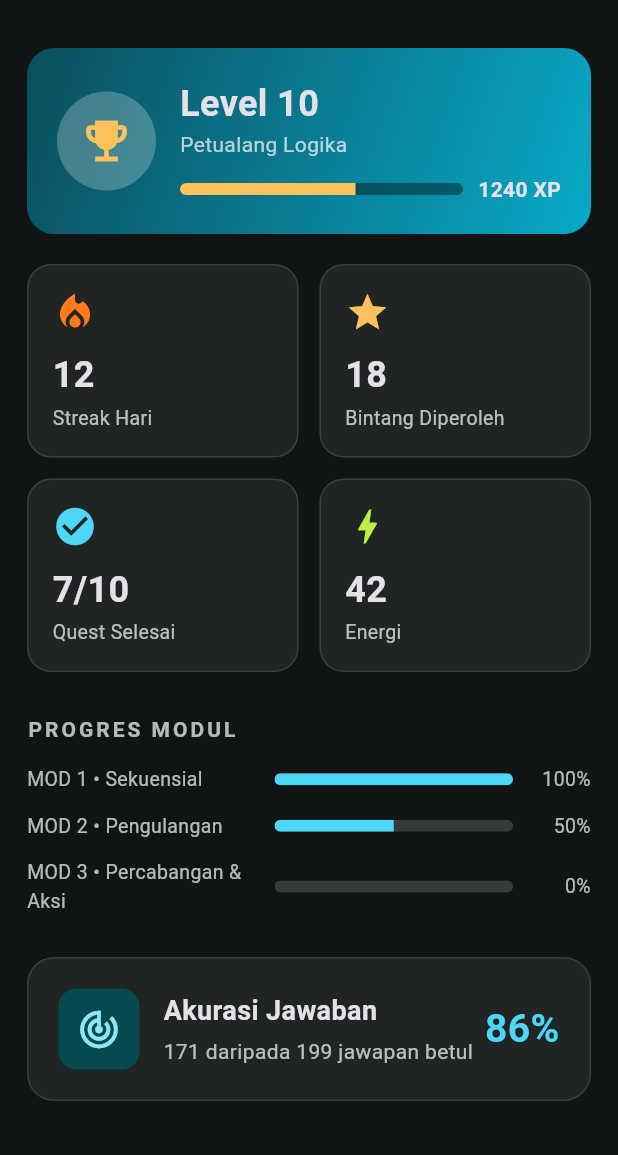
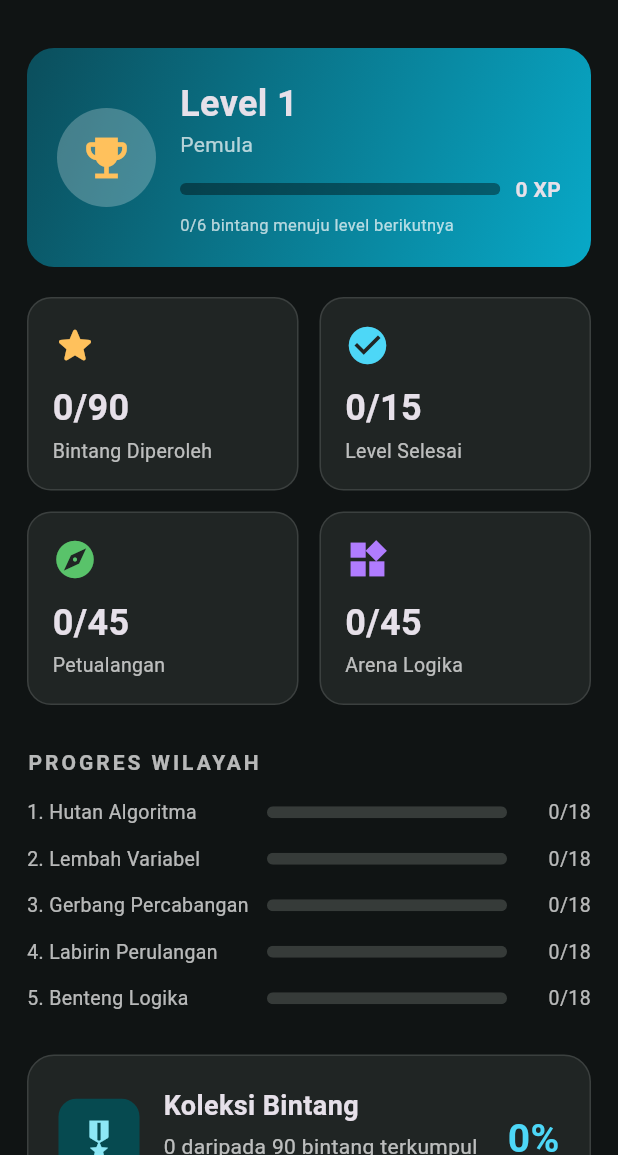
Before and after one commit to Website-3/AlgoQuest-flutter, a Flutter app: the StatisticsPage screen opened directly with empty values, on a phone screen of 412 x 824 dp, the part 81-1236 px from its top. Run offline on Flutter 3.47's test engine with Material 3 defaults, Android fonts, the phone set to English and light mode, and no system bars; our stand-ins replace shared_preferences; accounts and stored records are empty.

Commit message:
feat: persist map progress and show real statistics
- MapProgress now saves/loads stars via shared_preferences (main loads at startup)

- StatisticsPage computed from real progress: level/XP, star totals per mode, per-region bars, star collection %

- Add ?mode=stats preview; tests cover persistence round-trip and mocks

```diff
--- a/lib/main.dart
+++ b/lib/main.dart
@@ -1,8 +1,12 @@
 import 'package:flutter/material.dart';
 
+import 'pages/map_page.dart';
 import 'pages/splash_page.dart';
 
-void main() {
+Future<void> main() async {
+  WidgetsFlutterBinding.ensureInitialized();
+  // Muat progres bintang yang tersimpan sebelum UI tampil.
+  await MapProgress.load();
   runApp(const MyApp());
 }
 
--- a/lib/pages/map_page.dart
+++ b/lib/pages/map_page.dart
@@ -1,4 +1,8 @@
+import 'dart:async';
+import 'dart:convert';
+
 import 'package:flutter/material.dart';
+import 'package:shared_preferences/shared_preferences.dart';
 
 import '../widgets/app_header.dart';
 
@@ -17,7 +21,8 @@ import '../widgets/app_header.dart';
 //   3. Untuk PINDAH ke wilayah berikutnya, SEMUA level di wilayah
 //      ini harus minimal 2 bintang (dari mode mana pun, diambil
 //      yang terbaik).
-//   4. Progres hanya di memori (tidak disimpan ke HP).
+//   4. Progres disimpan ke perangkat (shared_preferences) & dimuat
+//      kembali saat aplikasi dibuka.
 
 /// Dua mode permainan untuk tiap level.
 enum GameMode { adventure, logic }
@@ -91,7 +96,7 @@ const List<GameRegion> gameRegions = <GameRegion>[
 ];
 
 // ============================================================
-// PROGRES (HANYA DI MEMORI)
+// PROGRES (DISIMPAN KE PERANGKAT)
 // ============================================================
 class MapProgress {
   MapProgress._();
@@ -102,6 +107,13 @@ class MapProgress {
   static const int maxStars = 3;
   static const int requiredStars = 2; // syarat pindah wilayah
 
+  /// Kunci penyimpanan di shared_preferences.
+  static const String _prefsKey = 'map_progress_v1';
+
+  /// Sinyal agar UI (mis. halaman Statistik) ikut menyegarkan saat
+  /// progres berubah.
+  static final ValueNotifier<int> revision = ValueNotifier<int>(0);
+
   /// Bintang tiap level & tiap mode.
   /// Index = wilayah * 3 + level. 0 = belum selesai.
   static final List<int> adventureStars = List<int>.filled(totalLevels, 0);
@@ -111,6 +123,58 @@ class MapProgress {
       mode == GameMode.adventure ? adventureStars : logicStars;
 
   static int indexOf(int region, int level) => region * levelsPerRegion + level;
+
+  // ---------- Penyimpanan ----------
+
+  /// Muat progres dari perangkat. Aman dipanggil walau gagal
+  /// (mis. saat pengujian tanpa plugin).
+  static Future<void> load() async {
+    try {
+      final SharedPreferences prefs = await SharedPreferences.getInstance();
+      final String? raw = prefs.getString(_prefsKey);
+      if (raw == null) return;
+      final Object? decoded = jsonDecode(raw);
+      if (decoded is! Map) return;
+      _readInto(adventureStars, decoded['adventure']);
+      _readInto(logicStars, decoded['logic']);
+      revision.value++;
+    } catch (_) {
+      // Abaikan: progres tetap berjalan di memori.
+    }
+  }
+
+  static void _readInto(List<int> target, Object? source) {
+    if (source is! List) return;
+    for (var i = 0; i < target.length && i < source.length; i++) {
+      final Object? value = source[i];
+      if (value is int) target[i] = value.clamp(0, maxStars);
+    }
+  }
+
+  /// Simpan progres. Aman dipanggil walau gagal.
+  static Future<void> save() async {
+    try {
+      final SharedPreferences prefs = await SharedPreferences.getInstance();
+      await prefs.setString(
+        _prefsKey,
+        jsonEncode(<String, Object>{
+          'adventure': adventureStars,
+          'logic': logicStars,
+        }),
+      );
+    } catch (_) {
+      // Abaikan.
+    }
+  }
+
+  /// Hapus seluruh progres dari memori (tidak menghapus penyimpanan).
+  static void reset() {
+    adventureStars.fillRange(0, adventureStars.length, 0);
+    logicStars.fillRange(0, logicStars.length, 0);
+    revision.value++;
+  }
+
+  // ---------- Baca/tulis bintang ----------
 
   /// Bintang mode tertentu.
   static int starsOf(int region, int level, GameMode mode) =>
@@ -126,6 +190,8 @@ class MapProgress {
 
   static void setStars(int region, int level, GameMode mode, int value) {
     _modeList(mode)[indexOf(region, level)] = value.clamp(0, maxStars);
+    revision.value++;
+    unawaited(save());
   }
 
   /// Semua level di wilayah ini sudah >= 2 bintang (mode mana pun)?
@@ -177,6 +243,27 @@ class MapProgress {
       total += s;
     }
     return total;
+  }
+
+  /// Total bintang untuk satu mode saja.
+  static int modeStars(GameMode mode) {
+    var total = 0;
+    for (final int s in _modeList(mode)) {
+      total += s;
+    }
+    return total;
+  }
+
+  /// Bintang maksimum seluruh peta (15 level x 3 bintang x 2 mode = 90).
+  static int maxTotalStars() => totalLevels * maxStars * 2;
+
+  /// Jumlah wilayah yang sudah siap pindah (semua level >= 2 bintang).
+  static int readyRegions() {
+    var count = 0;
+    for (var r = 0; r < regionCount; r++) {
+      if (isRegionReady(r)) count++;
+    }
+    return count;
   }
 }
 
--- a/lib/pages/statistics_page.dart
+++ b/lib/pages/statistics_page.dart
@@ -1,10 +1,14 @@
 import 'package:flutter/material.dart';
+
 import '../widgets/app_header.dart';
 import '../widgets/stat_card.dart';
+import 'map_page.dart';
 
 // ============================================================
-// STATISTICS PAGE
+// STATISTICS PAGE — DATA ASLI DARI PROGRES PEMAIN
 // ============================================================
+// Semua angka di halaman ini dihitung dari MapProgress (bintang
+// yang benar-benar diraih pemain), bukan angka contoh.
 
 class StatisticsPage extends StatelessWidget {
   final bool isEnglish;
@@ -15,6 +19,24 @@ class StatisticsPage extends StatelessWidget {
     required this.isEnglish,
     required this.onLanguageChanged,
   });
+
+  bool get _en => isEnglish;
+
+  /// Nama wilayah tanpa awalan "Wilayah n - " agar muat di kartu.
+  String _regionLabel(int region) {
+    final String name = gameRegions[region].name(_en);
+    final int idx = name.indexOf(' - ');
+    return idx >= 0 ? name.substring(idx + 3) : name;
+  }
+
+  /// Gelar pemain berdasarkan total bintang.
+  String _rank(int total) {
+    if (total >= 70) return _en ? 'Logic Master' : 'Master Logika';
+    if (total >= 40) return _en ? 'Logic Expert' : 'Ahli Logika';
+    if (total >= 15) return _en ? 'Logic Adventurer' : 'Petualang Logika';
+    if (total > 0) return _en ? 'Explorer' : 'Penjelajah';
+    return _en ? 'Beginner' : 'Pemula';
+  }
 
   @override
   Widget build(BuildContext context) {
@@ -28,9 +50,41 @@ class StatisticsPage extends StatelessWidget {
               isEnglish: isEnglish,
               onLanguageChanged: onLanguageChanged,
             ),
+            Expanded(
+              child: ValueListenableBuilder<int>(
+                valueListenable: MapProgress.revision,
+                builder: (BuildContext context, int value, Widget? child) =>
+                    _body(),
+              ),
+            ),
+          ],
+        ),
+      ),
+    );
+  }
 
-            Expanded(
-              child: SingleChildScrollView(
+  Widget _body() {
+    final int total = MapProgress.totalStars();
+    final int maxTotal = MapProgress.maxTotalStars();
+    final int completed = MapProgress.completedLevels();
+    final int advTotal = MapProgress.modeStars(GameMode.adventure);
+    final int logicTotal = MapProgress.modeStars(GameMode.logic);
+    final int maxMode = MapProgress.totalLevels * MapProgress.maxStars;
+    final int readyRegions = MapProgress.readyRegions();
+    final int unlockedRegions = List<int>.generate(
+      MapProgress.regionCount,
+      (int r) => r,
+    ).where(MapProgress.isRegionUnlocked).length;
+
+    // Level & XP diturunkan dari bintang (6 bintang = 1 level).
+    final int level = 1 + total ~/ 6;
+    final int intoLevel = total % 6;
+    final double levelProgress = intoLevel / 6;
+    final int xp = total * 100;
+
+    final int percent = maxTotal == 0 ? 0 : (total / maxTotal * 100).round();
+
+    return SingleChildScrollView(
       padding: const EdgeInsets.fromLTRB(18, 20, 18, 25),
       child: Column(
         crossAxisAlignment: CrossAxisAlignment.start,
@@ -67,20 +121,16 @@ class StatisticsPage extends StatelessWidget {
                   child: Column(
                     crossAxisAlignment: CrossAxisAlignment.start,
                     children: [
-                                const Text(
-                                  'Level 10',
-                                  style: TextStyle(
+                      Text(
+                        '${_en ? 'Level' : 'Level'} $level',
+                        style: const TextStyle(
                           fontSize: 24,
                           fontWeight: FontWeight.bold,
                         ),
                       ),
                       Text(
-                                  isEnglish
-                                      ? 'Logic Adventurer'
-                                      : 'Petualang Logika',
-                                  style: const TextStyle(
-                                    color: Colors.white70,
-                                  ),
+                        _rank(total),
+                        style: const TextStyle(color: Colors.white70),
                       ),
                       const SizedBox(height: 10),
                       Row(
@@ -88,24 +138,34 @@ class StatisticsPage extends StatelessWidget {
                           Expanded(
                             child: ClipRRect(
                               borderRadius: BorderRadius.circular(10),
-                                        child: const LinearProgressIndicator(
-                                          value: 0.62,
+                              child: LinearProgressIndicator(
+                                value: levelProgress,
                                 minHeight: 8,
-                                          backgroundColor: Color(0x66000000),
-                                          valueColor: AlwaysStoppedAnimation(
+                                backgroundColor: const Color(0x66000000),
+                                valueColor: const AlwaysStoppedAnimation(
                                   Color(0xFFFFC15C),
                                 ),
                               ),
                             ),
                           ),
                           const SizedBox(width: 10),
-                                    const Text(
-                                      '1240 XP',
-                                      style: TextStyle(
+                          Text(
+                            '$xp XP',
+                            style: const TextStyle(
                               fontWeight: FontWeight.bold,
                             ),
                           ),
                         ],
+                      ),
+                      const SizedBox(height: 6),
+                      Text(
+                        _en
+                            ? '$intoLevel/6 stars to next level'
+                            : '$intoLevel/6 bintang menuju level berikutnya',
+                        style: const TextStyle(
+                          color: Colors.white70,
+                          fontSize: 11,
+                        ),
                       ),
                     ],
                   ),
@@ -121,23 +181,19 @@ class StatisticsPage extends StatelessWidget {
             children: [
               Expanded(
                 child: StatCard(
-                            icon: Icons.local_fire_department,
-                            iconColor: const Color(0xFFFF7A1A),
-                            value: '12',
-                            label: isEnglish
-                                ? 'Day Streak'
-                                : 'Streak Hari',
+                  icon: Icons.star_rounded,
+                  iconColor: const Color(0xFFFFC15C),
+                  value: '$total/$maxTotal',
+                  label: _en ? 'Stars Earned' : 'Bintang Diperoleh',
                 ),
               ),
               const SizedBox(width: 14),
               Expanded(
                 child: StatCard(
-                            icon: Icons.star,
-                            iconColor: const Color(0xFFFFC15C),
-                            value: '18',
-                            label: isEnglish
-                                ? 'Stars Earned'
-                                : 'Bintang Diperoleh',
+                  icon: Icons.check_circle,
+                  iconColor: const Color(0xFF4DD7F7),
+                  value: '$completed/${MapProgress.totalLevels}',
+                  label: _en ? 'Levels Cleared' : 'Level Selesai',
                 ),
               ),
             ],
@@ -149,21 +205,19 @@ class StatisticsPage extends StatelessWidget {
             children: [
               Expanded(
                 child: StatCard(
-                            icon: Icons.check_circle,
-                            iconColor: const Color(0xFF4DD7F7),
-                            value: '7/10',
-                            label: isEnglish
-                                ? 'Quest Completed'
-                                : 'Quest Selesai',
+                  icon: Icons.explore,
+                  iconColor: const Color(0xFF59C36A),
+                  value: '$advTotal/$maxMode',
+                  label: _en ? 'Adventure' : 'Petualangan',
                 ),
               ),
               const SizedBox(width: 14),
               Expanded(
                 child: StatCard(
-                            icon: Icons.bolt,
-                            iconColor: const Color(0xFFB9F13E),
-                            value: '42',
-                            label: isEnglish ? 'Energy' : 'Energi',
+                  icon: Icons.widgets,
+                  iconColor: const Color(0xFFB07CFF),
+                  value: '$logicTotal/$maxMode',
+                  label: _en ? 'Logic Arena' : 'Arena Logika',
                 ),
               ),
             ],
@@ -171,9 +225,9 @@ class StatisticsPage extends StatelessWidget {
 
           const SizedBox(height: 28),
 
-                    // PROGRES MODUL
+          // PROGRES WILAYAH
           Text(
-                      isEnglish ? 'MODULE PROGRESS' : 'PROGRES MODUL',
+            _en ? 'REGION PROGRESS' : 'PROGRES WILAYAH',
             style: const TextStyle(
               letterSpacing: 2,
               fontWeight: FontWeight.bold,
@@ -183,34 +237,21 @@ class StatisticsPage extends StatelessWidget {
 
           const SizedBox(height: 14),
 
+          for (int r = 0; r < MapProgress.regionCount; r++) ...[
             _ProgressRow(
-                      label:
-                          'MOD 1 • ${isEnglish ? 'Sequential' : 'Sekuensial'}',
-                      value: 1.0,
-                      progressText: '100%',
+              label: '${r + 1}. ${_regionLabel(r)}',
+              value: MapProgress.regionStars(r) /
+                  (MapProgress.levelsPerRegion * MapProgress.maxStars * 2),
+              progressText:
+                  '${MapProgress.regionStars(r)}/${MapProgress.levelsPerRegion * MapProgress.maxStars * 2}',
+              color: gameRegions[r].color,
             ),
-
-                    const SizedBox(height: 12),
-
-                    _ProgressRow(
-                      label: 'MOD 2 • ${isEnglish ? 'Loops' : 'Pengulangan'}',
-                      value: 0.5,
-                      progressText: '50%',
-                    ),
-
-                    const SizedBox(height: 12),
-
-                    _ProgressRow(
-                      label: isEnglish
-                          ? 'MOD 3 • Conditionals & Actions'
-                          : 'MOD 3 • Percabangan & Aksi',
-                      value: 0.0,
-                      progressText: '0%',
-                    ),
+            if (r < MapProgress.regionCount - 1) const SizedBox(height: 12),
+          ],
 
           const SizedBox(height: 28),
 
-                    // AKURASI JAWABAN
+          // RINGKASAN KOLEKSI BINTANG
           Container(
             width: double.infinity,
             padding: const EdgeInsets.all(20),
@@ -229,7 +270,7 @@ class StatisticsPage extends StatelessWidget {
                     borderRadius: BorderRadius.circular(12),
                   ),
                   child: const Icon(
-                              Icons.track_changes,
+                    Icons.military_tech,
                     color: Color(0xFF8DE7F5),
                     size: 30,
                   ),
@@ -240,9 +281,7 @@ class StatisticsPage extends StatelessWidget {
                     crossAxisAlignment: CrossAxisAlignment.start,
                     children: [
                       Text(
-                                  isEnglish
-                                      ? 'Answer Accuracy'
-                                      : 'Akurasi Jawaban',
+                        _en ? 'Star Collection' : 'Koleksi Bintang',
                         style: const TextStyle(
                           fontSize: 18,
                           fontWeight: FontWeight.bold,
@@ -250,20 +289,30 @@ class StatisticsPage extends StatelessWidget {
                       ),
                       const SizedBox(height: 4),
                       Text(
-                                  isEnglish
-                                      ? '171 of 199 answers correct'
-                                      : '171 daripada 199 jawapan betul',
+                        _en
+                            ? '$total of $maxTotal stars collected'
+                            : '$total daripada $maxTotal bintang terkumpul',
                         style: const TextStyle(
                           color: Colors.white70,
                           fontSize: 14,
                         ),
                       ),
+                      const SizedBox(height: 4),
+                      Text(
+                        _en
+                            ? '$unlockedRegions regions unlocked · $readyRegions completed'
+                            : '$unlockedRegions wilayah terbuka · $readyRegions tuntas',
+                        style: const TextStyle(
+                          color: Colors.white54,
+                          fontSize: 12,
+                        ),
+                      ),
                     ],
                   ),
                 ),
-                          const Text(
-                            '86%',
-                            style: TextStyle(
+                Text(
+                  '$percent%',
+                  style: const TextStyle(
                     fontSize: 26,
                     fontWeight: FontWeight.bold,
                     color: Color(0xFF4DD7F7),
@@ -274,11 +323,6 @@ class StatisticsPage extends StatelessWidget {
           ),
         ],
       ),
-              ),
-            ),
-          ],
-        ),
-      ),
     );
   }
 }
@@ -287,11 +331,13 @@ class _ProgressRow extends StatelessWidget {
   final String label;
   final double value;
   final String progressText;
+  final Color color;
 
   const _ProgressRow({
     required this.label,
     required this.value,
     required this.progressText,
+    required this.color,
   });
 
   @override
@@ -299,9 +345,11 @@ class _ProgressRow extends StatelessWidget {
     return Row(
       children: [
         SizedBox(
-          width: 155,
+          width: 150,
           child: Text(
             label,
+            maxLines: 1,
+            overflow: TextOverflow.ellipsis,
             style: const TextStyle(color: Colors.white70, fontSize: 13),
           ),
         ),
@@ -310,16 +358,16 @@ class _ProgressRow extends StatelessWidget {
           child: ClipRRect(
             borderRadius: BorderRadius.circular(10),
             child: LinearProgressIndicator(
-              value: value,
+              value: value.clamp(0.0, 1.0),
               minHeight: 8,
               backgroundColor: const Color(0xFF363B39),
-              valueColor: const AlwaysStoppedAnimation(Color(0xFF4DD7F7)),
+              valueColor: AlwaysStoppedAnimation(color),
             ),
           ),
         ),
         const SizedBox(width: 10),
         SizedBox(
-          width: 42,
+          width: 46,
           child: Text(
             progressText,
             textAlign: TextAlign.right,
```
Also changed, not shown: tool/preview_game.dart (+13 -0 lines), 4 other files. Lines whose indentation alone changed are shown as unchanged.
